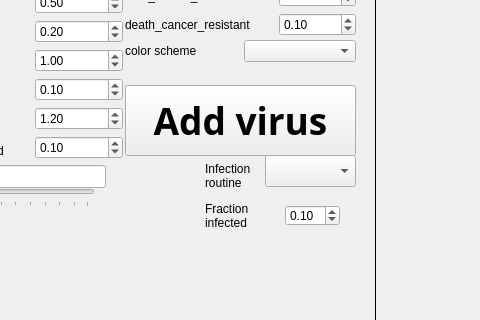
Old version of the form mainwindow.ui in the repository thijsjanzen/onco_viral_sim; both pictures show x 255 to 735 and y 195 to 515 of the 1394 by 836 pixel window.
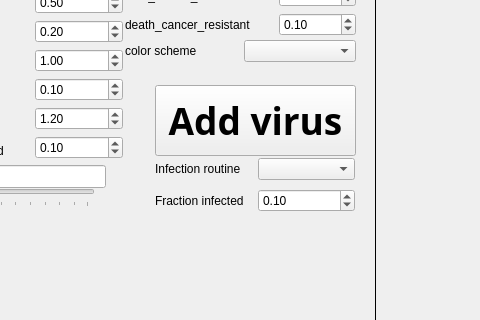
New version of the form. Custom widgets are drawn as their Qt base class.

What changed in the file:
```diff
--- a/mainwindow.ui
+++ b/mainwindow.ui
@@ -184,73 +184,6 @@
      <string>speed</string>
     </property>
    </widget>
-   <widget class="QLabel" name="label_12">
-    <property name="geometry">
-     <rect>
-      <x>460</x>
-      <y>350</y>
-      <width>61</width>
-      <height>41</height>
-     </rect>
-    </property>
-    <property name="text">
-     <string>Infection routine</string>
-    </property>
-    <property name="scaledContents">
-     <bool>false</bool>
-    </property>
-    <property name="wordWrap">
-     <bool>true</bool>
-    </property>
-   </widget>
-   <widget class="QComboBox" name="box_infection_routine">
-    <property name="geometry">
-     <rect>
-      <x>520</x>
-      <y>350</y>
-      <width>91</width>
-      <height>32</height>
-     </rect>
-    </property>
-    <property name="currentText">
-     <string notr="true"/>
-    </property>
-   </widget>
-   <widget class="QLabel" name="label_13">
-    <property name="geometry">
-     <rect>
-      <x>460</x>
-      <y>390</y>
-      <width>61</width>
-      <height>41</height>
-     </rect>
-    </property>
-    <property name="text">
-     <string>Fraction infected</string>
-    </property>
-    <property name="scaledContents">
-     <bool>false</bool>
-    </property>
-    <property name="wordWrap">
-     <bool>true</bool>
-    </property>
-   </widget>
-   <widget class="QDoubleSpinBox" name="box_percent_infected">
-    <property name="geometry">
-     <rect>
-      <x>540</x>
-      <y>400</y>
-      <width>55</width>
-      <height>21</height>
-     </rect>
-    </property>
-    <property name="singleStep">
-     <double>0.010000000000000</double>
-    </property>
-    <property name="value">
-     <double>0.100000000000000</double>
-    </property>
-   </widget>
    <widget class="QLabel" name="label_15">
     <property name="geometry">
      <rect>
@@ -673,9 +606,9 @@
    <widget class="QPushButton" name="btn_add_virus">
     <property name="geometry">
      <rect>
-      <x>380</x>
+      <x>410</x>
       <y>280</y>
-      <width>231</width>
+      <width>201</width>
       <height>71</height>
      </rect>
     </property>
@@ -831,6 +764,61 @@
      <double>100.000000000000000</double>
     </property>
    </widget>
+   <widget class="QWidget" name="">
+    <property name="geometry">
+     <rect>
+      <x>410</x>
+      <y>350</y>
+      <width>200</width>
+      <height>60</height>
+     </rect>
+    </property>
+    <layout class="QGridLayout" name="gridLayout_4">
+     <item row="0" column="0">
+      <widget class="QLabel" name="label_12">
+       <property name="text">
+        <string>Infection routine</string>
+       </property>
+       <property name="scaledContents">
+        <bool>false</bool>
+       </property>
+       <property name="wordWrap">
+        <bool>true</bool>
+       </property>
+      </widget>
+     </item>
+     <item row="0" column="1">
+      <widget class="QComboBox" name="box_infection_routine">
+       <property name="currentText">
+        <string notr="true"/>
+       </property>
+      </widget>
+     </item>
+     <item row="1" column="0">
+      <widget class="QLabel" name="label_13">
+       <property name="text">
+        <string>Fraction infected</string>
+       </property>
+       <property name="scaledContents">
+        <bool>false</bool>
+       </property>
+       <property name="wordWrap">
+        <bool>true</bool>
+       </property>
+      </widget>
+     </item>
+     <item row="1" column="1">
+      <widget class="QDoubleSpinBox" name="box_percent_infected">
+       <property name="singleStep">
+        <double>0.010000000000000</double>
+       </property>
+       <property name="value">
+        <double>0.100000000000000</double>
+       </property>
+      </widget>
+     </item>
+    </layout>
+   </widget>
    <zorder>layoutWidget</zorder>
    <zorder>layoutWidget</zorder>
    <zorder>layoutWidget</zorder>
```
Left out of the diff: 2 changed lines with no effect on the pictures.
